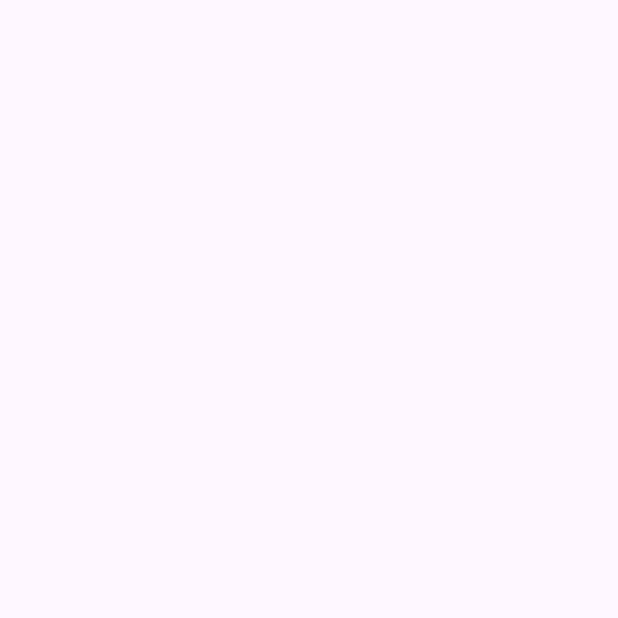
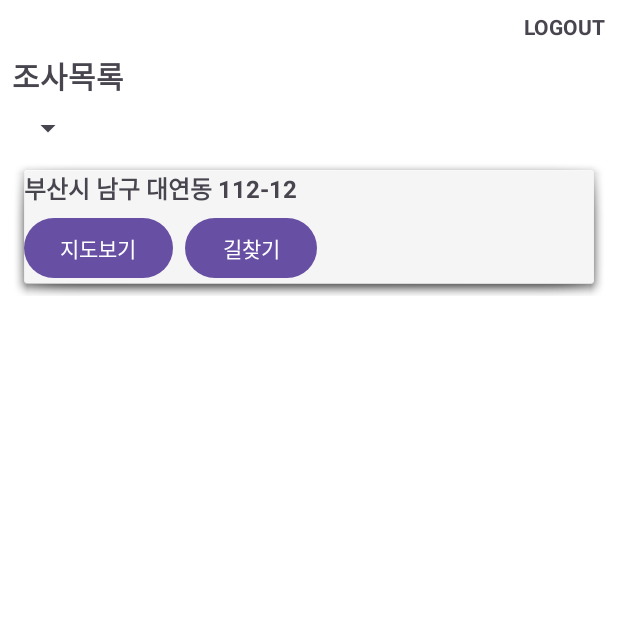
Before and after one commit to crescentdara/final_project_team1, an Android app: the screen it shows after launch (MainActivity before the commit, SurveyListActivity after it), on a phone screen of 412 x 824 dp, the top half of it. Before the commit the part shown is empty. Run offline under Robolectric (Android 15) with nearby library versions, the phone set to English and light mode, and no system bars.

Commit message:
지도연동하는중인데 오류 개많고, 일단 길찾기 누르면 티맵 앱으로 연결되는건 되는 상태. 내가 해야할 페이지 ui는 전부 만들었음.

```diff
--- /dev/null
+++ b/Android/app/src/main/java/bitc/fullstack502/final_project_team1/ui/SurveyListActivity.kt
@@ -0,0 +1,103 @@
+package bitc.fullstack502.final_project_team1.ui
+
+import android.content.Intent
+import android.net.Uri
+import android.os.Bundle
+import android.widget.Button
+import android.widget.Spinner
+import androidx.appcompat.app.AppCompatActivity
+import bitc.fullstack502.final_project_team1.MapBottomSheetFragment
+import bitc.fullstack502.final_project_team1.R
+import java.net.URLEncoder
+
+class SurveyListActivity : AppCompatActivity() {
+
+    companion object {
+        private const val TMAP_PKG_NEW = "com.skt.tmap.ku"
+        private const val TMAP_PKG_OLD = "com.skt.skaf.l001mtm091"
+        private const val PLAY_STORE_TMAP = "market://details?id=$TMAP_PKG_NEW"
+    }
+
+    override fun onCreate(savedInstanceState: Bundle?) {
+        super.onCreate(savedInstanceState)
+        setContentView(R.layout.activity_survey_list)
+
+        val btnMap = findViewById<Button>(R.id.btnMap)
+        val btnRoute = findViewById<Button>(R.id.btnRoute)
+        val spinnerSort = findViewById<Spinner>(R.id.spinnerSort)
+
+        // 지도보기 버튼 → 지도 다이얼로그
+        btnMap.setOnClickListener {
+            MapBottomSheetFragment().show(supportFragmentManager, "mapDialog")
+        }
+
+        // 길찾기 버튼 → T맵 길찾기 실행 (출발/도착 자동입력)
+        btnRoute.setOnClickListener {
+            // ★ 여기에 실제 출발/도착 좌표 및 명칭을 넣으세요
+            // 예시: 서울시청 → 남산타워
+            openTmapRoute(
+                startLat = 37.5665, startLng = 126.9780, startName = "서울시청",
+                destLat  = 37.5512, destLng  = 126.9882,  destName  = "남산타워"
+            )
+
+            // ※ 현재 위치를 출발지로 쓰고 싶으면 start* 파라미터 빼고 goal*만 넘겨도 됩니다:
+            // openTmapGoalOnly(destLat = 37.5512, destLng = 126.9882, destName = "남산타워")
+        }
+    }
+
+    // ─── T맵 실행 유틸 ──────────────────────────────────────────────────────────────
+
+    private fun isInstalled(pkg: String): Boolean = runCatching {
+        packageManager.getPackageInfo(pkg, 0); true
+    }.getOrDefault(false)
+
+    /** 출발/도착 모두 지정해서 T맵 길찾기 열기 (x=경도, y=위도 주의) */
+    private fun openTmapRoute(
+        startLat: Double, startLng: Double, startName: String,
+        destLat: Double,  destLng: Double,  destName: String
+    ) {
+        val sName = URLEncoder.encode(startName, "UTF-8")
+        val dName = URLEncoder.encode(destName, "UTF-8")
+
+        val uri = Uri.parse(
+            "tmap://route" +
+                    "?startx=$startLng&starty=$startLat&startname=$sName" +
+                    "&goalx=$destLng&goaly=$destLat&goalname=$dName"
+        )
+
+        val intent = Intent(Intent.ACTION_VIEW, uri).apply {
+            `package` = when {
+                isInstalled(TMAP_PKG_NEW) -> TMAP_PKG_NEW
+                isInstalled(TMAP_PKG_OLD) -> TMAP_PKG_OLD
+                else -> null
+            }
+            addFlags(Intent.FLAG_ACTIVITY_NEW_TASK)
+        }
+
+        if (intent.`package` == null) {
+            // T맵 미설치 → 플레이스토어 열기 (또는 구글지도 네비로 대체)
+            try {
+                startActivity(Intent(Intent.ACTION_VIEW, Uri.parse(PLAY_STORE_TMAP)))
+            } catch (_: Exception) {
+                startActivity(Intent(Intent.ACTION_VIEW, Uri.parse("google.navigation:q=$destLat,$destLng")))
+            }
+        } else {
+            startActivity(intent)
+        }
+    }
+
+    /** 출발지 없이 목적지만 넘기는 간단 버전 (T맵이 현재 위치를 출발지로 사용) */
+    private fun openTmapGoalOnly(destLat: Double, destLng: Double, destName: String) {
+        val dName = URLEncoder.encode(destName, "UTF-8")
+        val uri = Uri.parse("tmap://route?goalx=$destLng&goaly=$destLat&goalname=$dName")
+        val intent = Intent(Intent.ACTION_VIEW, uri).apply {
+            `package` = if (isInstalled(TMAP_PKG_NEW)) TMAP_PKG_NEW
+            else if (isInstalled(TMAP_PKG_OLD)) TMAP_PKG_OLD else null
+        }
+        if (intent.`package` == null) {
+            startActivity(Intent(Intent.ACTION_VIEW, Uri.parse(PLAY_STORE_TMAP)))
+        } else {
+            startActivity(intent)
+        }
+    }
+}
--- /dev/null
+++ b/Android/app/src/main/res/layout/activity_survey_list.xml
@@ -0,0 +1,89 @@
+<?xml version="1.0" encoding="utf-8"?>
+<LinearLayout xmlns:android="http://schemas.android.com/apk/res/android"
+    android:orientation="vertical"
+    android:layout_width="match_parent"
+    android:layout_height="match_parent"
+    android:background="#FFFFFF"
+    android:padding="8dp">
+
+    <!-- 상단 바 -->
+    <LinearLayout
+        android:orientation="horizontal"
+        android:layout_width="match_parent"
+        android:layout_height="wrap_content"
+        android:gravity="end">
+
+        <TextView
+            android:layout_width="wrap_content"
+            android:layout_height="wrap_content"
+            android:text="LOGOUT"
+            android:textSize="14sp"
+            android:textStyle="bold"/>
+    </LinearLayout>
+
+    <!-- 타이틀 -->
+    <TextView
+        android:layout_width="wrap_content"
+        android:layout_height="wrap_content"
+        android:text="조사목록"
+        android:textSize="20sp"
+        android:textStyle="bold"
+        android:layout_marginTop="8dp"/>
+
+    <!-- 정렬 선택 -->
+    <Spinner
+        android:id="@+id/spinnerSort"
+        android:layout_width="wrap_content"
+        android:layout_height="wrap_content"
+        android:layout_marginVertical="8dp"/>
+
+    <!-- 목록 -->
+    <ScrollView
+        android:layout_width="match_parent"
+        android:layout_height="match_parent">
+
+        <LinearLayout
+            android:orientation="vertical"
+            android:layout_width="match_parent"
+            android:layout_height="wrap_content">
+
+            <!-- 항목 예시 -->
+            <LinearLayout
+                android:orientation="vertical"
+                android:layout_width="match_parent"
+                android:layout_height="wrap_content"
+                android:background="@android:drawable/dialog_holo_light_frame"
+                android:padding="8dp"
+                android:layout_marginBottom="8dp">
+
+                <TextView
+                    android:layout_width="wrap_content"
+                    android:layout_height="wrap_content"
+                    android:text="부산시 남구 대연동 112-12"
+                    android:textSize="16sp"
+                    android:textStyle="bold"/>
+
+                <LinearLayout
+                    android:orientation="horizontal"
+                    android:layout_width="wrap_content"
+                    android:layout_height="wrap_content"
+                    android:layout_marginTop="4dp">
+
+                    <Button
+                        android:id="@+id/btnMap"
+                        android:layout_width="wrap_content"
+                        android:layout_height="wrap_content"
+                        android:text="지도보기"/>
+
+                    <Button
+                        android:id="@+id/btnRoute"
+                        android:layout_width="wrap_content"
+                        android:layout_height="wrap_content"
+                        android:text="길찾기"
+                        android:layout_marginStart="8dp"/>
+                </LinearLayout>
+            </LinearLayout>
+
+        </LinearLayout>
+    </ScrollView>
+</LinearLayout>
--- /dev/null
+++ b/Android/app/src/main/res/values/dimens.xml
@@ -0,0 +1,5 @@
+<?xml version="1.0" encoding="utf-8"?>
+<resources>
+    <!-- 바텀시트가 처음 보여줄 높이(프리뷰 영역) -->
+    <dimen name="map_peek_height">320dp</dimen>
+</resources>
--- a/Android/app/src/main/res/values/strings.xml
+++ b/Android/app/src/main/res/values/strings.xml
@@ -1,3 +1,4 @@
 <resources>
     <string name="app_name">Final_Project_Team1</string>
+    <string name="naver_map_client_id">eeh71qt74n</string>
 </resources>
--- a/Android/gradle/libs.versions.toml
+++ b/Android/gradle/libs.versions.toml
@@ -9,6 +9,8 @@ appcompat = "1.7.1"
 material = "1.12.0"
 activity = "1.10.1"
 constraintlayout = "2.2.1"
+fragmentKtx = "1.8.2"
+naverMap = "3.22.1"
 
 [libraries]
 androidx-core-ktx = { group = "androidx.core", name = "core-ktx", version.ref = "coreKtx" }
@@ -19,6 +21,8 @@ androidx-appcompat = { group = "androidx.appcompat", name = "appcompat", version
 material = { group = "com.google.android.material", name = "material", version.ref = "material" }
 androidx-activity = { group = "androidx.activity", name = "activity", version.ref = "activity" }
 androidx-constraintlayout = { group = "androidx.constraintlayout", name = "constraintlayout", version.ref = "constraintlayout" }
+androidx-fragment-ktx = { module = "androidx.fragment:fragment-ktx", version.ref = "fragmentKtx" }
+naver-map-sdk = { module = "com.naver.maps:map-sdk", version.ref = "naverMap" }
 
 [plugins]
 android-application = { id = "com.android.application", version.ref = "agp" }
```
Also changed, not shown: Android/app/build.gradle.kts (+15 -4 lines), Android/app/src/main/AndroidManifest.xml (+26 -5 lines), Android/app/src/main/java/bitc/fullstack502/final_project_team1/ui/ArActivity.kt (added, +27 -0 lines), Android/app/src/main/java/bitc/fullstack502/final_project_team1/ui/FullMapActivity.kt (added, +44 -0 lines), Android/app/src/main/java/bitc/fullstack502/final_project_team1/ui/MapDialogFragment.kt (added, +50 -0 lines), Android/app/src/main/java/bitc/fullstack502/final_project_team1/ui/RouteActivity.kt (added, +12 -0 lines), Android/app/src/main/res/drawable/ic_menu_mapmode.xml (added, +9 -0 lines), Android/app/src/main/res/layout/activity_ar.xml (added, +32 -0 lines), Android/app/src/main/res/layout/activity_fullmap.xml (added, +38 -0 lines), Android/app/src/main/res/layout/activity_route.xml (added, +14 -0 lines), Android/app/src/main/res/layout/dialog_map.xml (added, +38 -0 lines), Android/app/src/main/res/values/styles.xml (added, +7 -0 lines), Android/settings.gradle.kts (+2 -7 lines), 2 other files.
